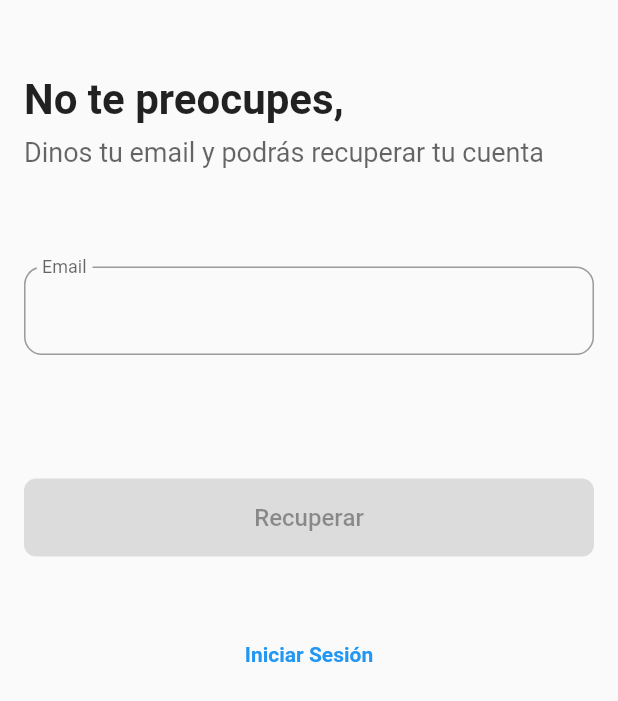
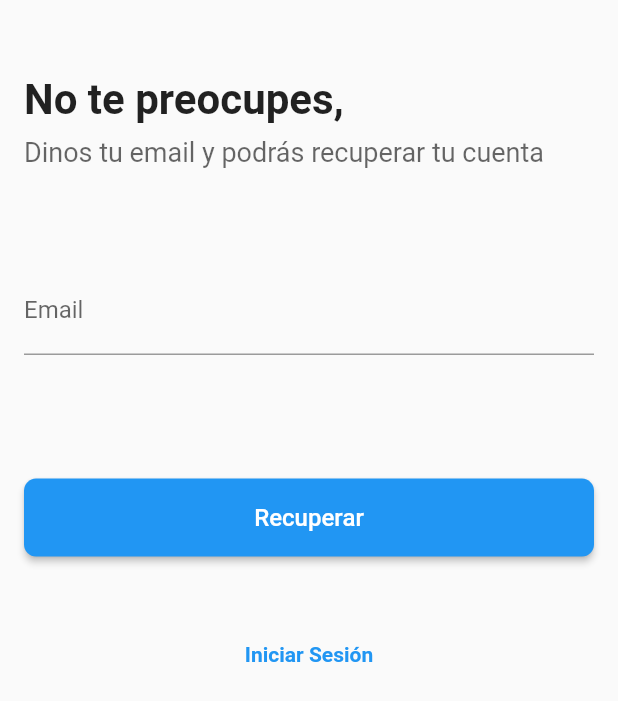
Before and after one commit to JesusCCs/ProyectoFinalFlutter, a Flutter app: the ForgotScreen screen opened directly, on a phone screen of 412 x 824 dp. Shown: the top 701 px of the screen. Run offline on Flutter 3.47's test engine with Material 2 defaults, Android fonts, the phone set to English and light mode, and no system bars; drawn by our look-alikes of flutter_form_builder; our stand-ins replace cool_alert, dio, flutter_secure_storage, flutter_spinkit; accounts and stored records are empty.

Commit message:
Completada pantalla de olvido de contraseña

```diff
--- a/mobile_app/lib/_services/auth_service.dart
+++ b/mobile_app/lib/_services/auth_service.dart
@@ -13,6 +13,12 @@ abstract class AuthService {
     return response.statusCode == 200;
   }
 
+  static Future<void> forgot(String email) async {
+    await Base.dio.post('/auth/forgot-password', data: {
+      'Email': email
+    }).catchError((e) => print(e));
+  }
+
 
   static Future<bool> create(username, email, pass, confirmPass) async {
     var response = await Base.dio.post('/usuarios', data: {
--- a/mobile_app/lib/pantallas/auth/forgot_screen.dart
+++ b/mobile_app/lib/pantallas/auth/forgot_screen.dart
@@ -1,7 +1,9 @@
+import 'package:cool_alert/cool_alert.dart';
 import 'package:flutter/material.dart';
+import 'package:flutter_form_builder/flutter_form_builder.dart';
 import 'package:mobile_app/_componentes/form_button.dart';
-import 'package:mobile_app/_componentes/input_field.dart';
 import 'package:mobile_app/_componentes/navigation_link.dart';
+import 'package:mobile_app/_services/auth_service.dart';
 import 'package:mobile_app/pantallas/auth/login_screen.dart';
 
 class ForgotScreen extends StatefulWidget {
@@ -10,7 +12,27 @@ class ForgotScreen extends StatefulWidget {
 }
 
 class _ForgotScreenState extends State<ForgotScreen> {
-  final emailController = TextEditingController();
+  final _formKey = GlobalKey<FormBuilderState>();
+
+  submit() async {
+    final isValid = _formKey.currentState!.saveAndValidate();
+
+    if (!isValid) return;
+
+    final email = _formKey.currentState!.fields['email']!.value;
+
+    await AuthService.forgot(email);
+
+    FocusScope.of(context).unfocus();
+
+    CoolAlert.show(
+      context: context,
+      type: CoolAlertType.success,
+      title: "¡Todo listo!",
+      text:
+          "Si has escrito bien tu email, recibirás un correo con los pasos a seguir para recuperar tu cuenta",
+    );
+  }
 
   @override
   Widget build(BuildContext context) {
@@ -19,6 +41,9 @@ class _ForgotScreenState extends State<ForgotScreen> {
     return Scaffold(
       body: Padding(
         padding: const EdgeInsets.symmetric(horizontal: 16),
+        child: FormBuilder(
+          key: _formKey,
+          autovalidateMode: AutovalidateMode.disabled,
           child: ListView(
             children: [
               Padding(
@@ -40,19 +65,24 @@ class _ForgotScreenState extends State<ForgotScreen> {
                     ),
                   )),
               SizedBox(height: screenHeight * .07),
-            InputField(
-              labelText: "Email",
+              FormBuilderTextField(
+                  name: 'email',
+                  decoration: InputDecoration(labelText: 'Email'),
                   keyboardType: TextInputType.emailAddress,
-              controller: emailController,
-            ),
+                  validator: FormBuilderValidators.compose([
+                    FormBuilderValidators.email(context),
+                    FormBuilderValidators.required(context),
+                    FormBuilderValidators.minLength(context, 3)
+                  ])),
               SizedBox(height: screenHeight * .025),
               SizedBox(height: screenHeight * .075),
-            FormButton(text: "Recuperar"),
+              FormButton(text: "Recuperar", onPressed: () => submit()),
               SizedBox(height: screenHeight * .05),
               NavigationLink(text: 'Iniciar Sesión', screen: LoginScreen())
             ],
           ),
         ),
+      ),
     );
   }
 }
```
Lines whose indentation alone changed are shown as unchanged.
